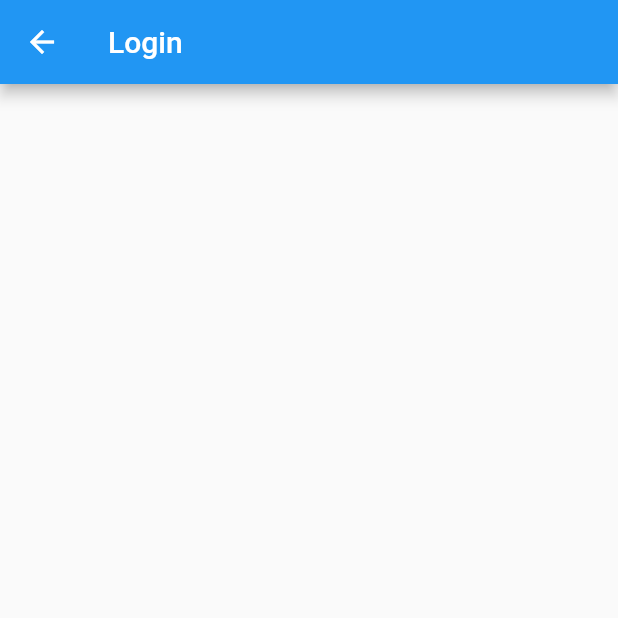
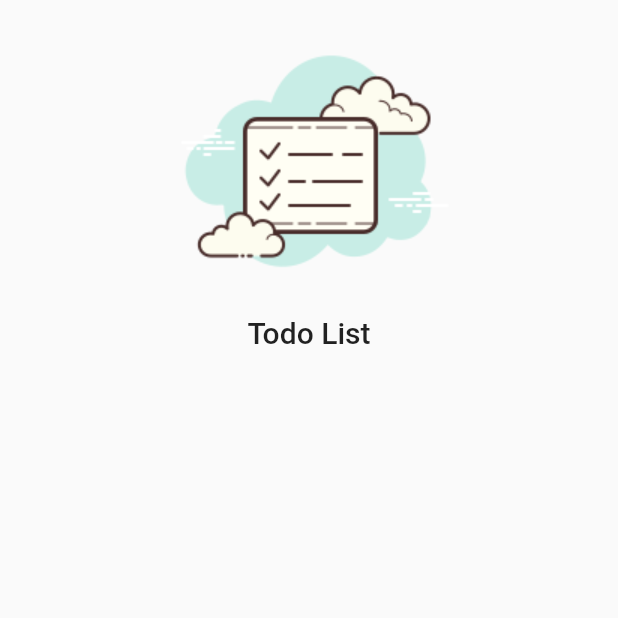
Before and after one commit to caioguge/Todo-List, a Flutter app: the screen it shows after launch, on a phone screen of 412 x 824 dp, the top half of it. Run offline on Flutter 3.47's test engine with Material 2 defaults, Android fonts, the phone set to English and light mode, and no system bars; our stand-ins replace sqflite, sqflite_common, synchronized; accounts and stored records are empty.

Commit message:
Feat: Criação dos temas personalizados do App

```diff
--- /dev/null
+++ b/lib/app/core/ui/theme_extensions.dart
@@ -0,0 +1,13 @@
+import 'package:flutter/material.dart';
+
+extension ThemeExtension on BuildContext {
+  Color get primaryColor => Theme.of(this).primaryColor;
+  Color get primaryColorLight => Theme.of(this).primaryColorLight;
+  TextTheme get textTheme => Theme.of(this).textTheme;
+
+  TextStyle get titleStyle => const TextStyle(
+        fontSize: 12,
+        fontWeight: FontWeight.bold,
+        color: Colors.grey,
+      );
+}
--- /dev/null
+++ b/lib/app/core/widget/todo_list_logo.dart
@@ -0,0 +1,23 @@
+import 'package:flutter/material.dart';
+import 'package:todo_list_provider/app/core/ui/theme_extensions.dart';
+
+class TodoListLogo extends StatelessWidget {
+  const TodoListLogo({Key? key}) : super(key: key);
+
+  @override
+  Widget build(BuildContext context) {
+    return Column(
+      mainAxisAlignment: MainAxisAlignment.center,
+      children: [
+        Image.asset(
+          'assets/logo.png',
+          height: 200,
+        ),
+        Text(
+          'Todo List',
+          style: context.textTheme.headline6,
+        )
+      ],
+    );
+  }
+}
--- a/lib/app/modules/auth/login/login_page.dart
+++ b/lib/app/modules/auth/login/login_page.dart
@@ -1,18 +1,38 @@
 import 'package:flutter/material.dart';
-import 'package:provider/provider.dart';
-import 'package:todo_list_provider/app/modules/auth/login/login_controller.dart';
+import 'package:todo_list_provider/app/core/widget/todo_list_logo.dart';
 
 class LoginPage extends StatelessWidget {
   const LoginPage({Key? key}) : super(key: key);
 
   @override
   Widget build(BuildContext context) {
-    Provider.of<LoginController>(context);
     return Scaffold(
-      appBar: AppBar(
-        title: const Text('Login'),
+      //Esta classe auxilia na construção de telas. A pegar medidas como largura
+      //E altura do dispositivo do usuário.
+      body: LayoutBuilder(
+        builder: (context, constraints) {
+          return SingleChildScrollView(
+            child: ConstrainedBox(
+              constraints: BoxConstraints(
+                minHeight: constraints.maxHeight,
+                minWidth: constraints.maxWidth,
+              ),
+              //Com este widget, a column não terá uma altura infinita
+              child: IntrinsicHeight(
+                child: Column(
+                  mainAxisSize: MainAxisSize.min,
+                  children: const [
+                    SizedBox(
+                      height: 10,
+                    ),
+                    TodoListLogo(),
+                  ],
+                ),
+              ),
+            ),
+          );
+        },
       ),
-      body: Container(),
     );
   }
 }
```
